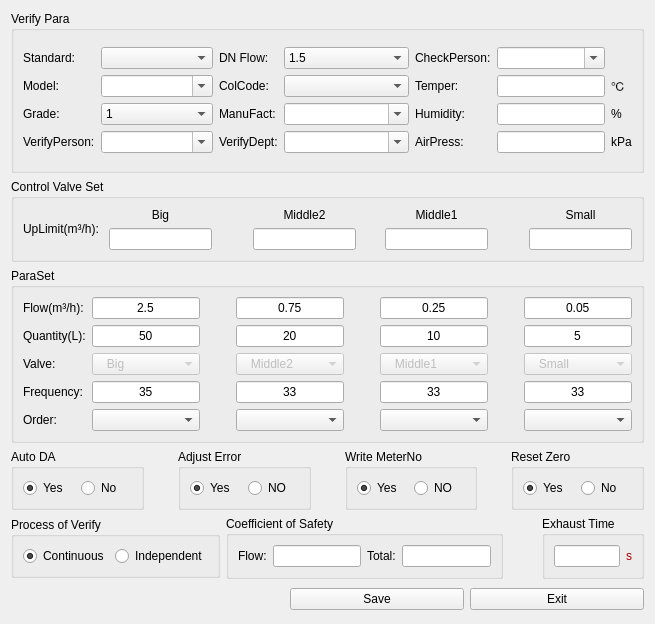
Above: source/systemset/systemsetdlg/ui/parasetdlg.ui from flimmy78/qtverify before the change. Below: the same form after it.
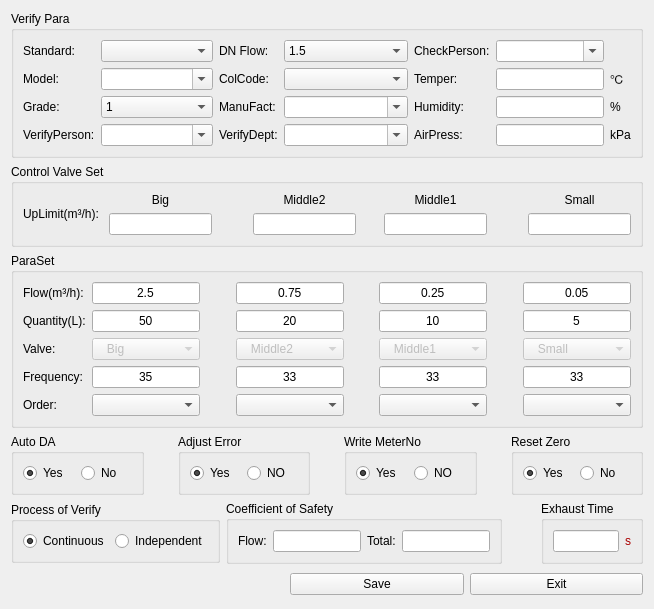
That is the form after the change. Icons and pictures are not drawn. Custom widgets are drawn as their Qt base class.

Commit message: 调整parasetdlg.ui布局

```diff
--- a/source/systemset/systemsetdlg/ui/parasetdlg.ui
+++ b/source/systemset/systemsetdlg/ui/parasetdlg.ui
@@ -9,8 +9,8 @@
    <rect>
     <x>0</x>
     <y>0</y>
-    <width>655</width>
-    <height>624</height>
+    <width>654</width>
+    <height>552</height>
    </rect>
   </property>
   <property name="windowTitle">
```
